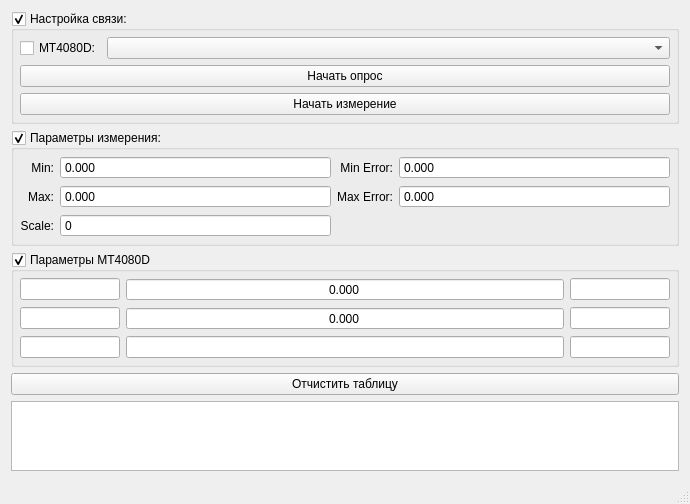
Qt form MT4080D_AUTO_TRANS/mainwindow.ui (XRay3D/MT4080D) before a commit.
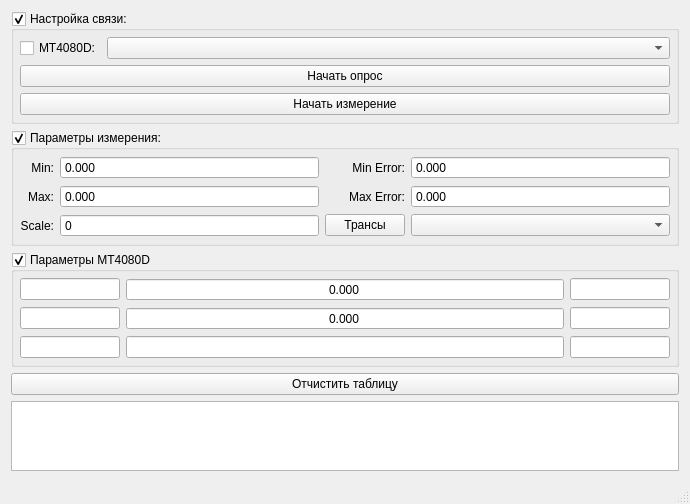
The same form after that commit. Icons and pictures are not drawn.

The edit to the form file:
```diff
--- a/MT4080D_AUTO_TRANS/mainwindow.ui
+++ b/MT4080D_AUTO_TRANS/mainwindow.ui
@@ -259,6 +259,16 @@
          </property>
         </widget>
        </item>
+       <item row="4" column="2">
+        <widget class="QPushButton" name="pushButton_2">
+         <property name="text">
+          <string>Трансы</string>
+         </property>
+        </widget>
+       </item>
+       <item row="4" column="3">
+        <widget class="QComboBox" name="comboBox"/>
+       </item>
       </layout>
      </widget>
     </item>
```
Left out of the diff: 2 changed lines with no effect on the pictures.
